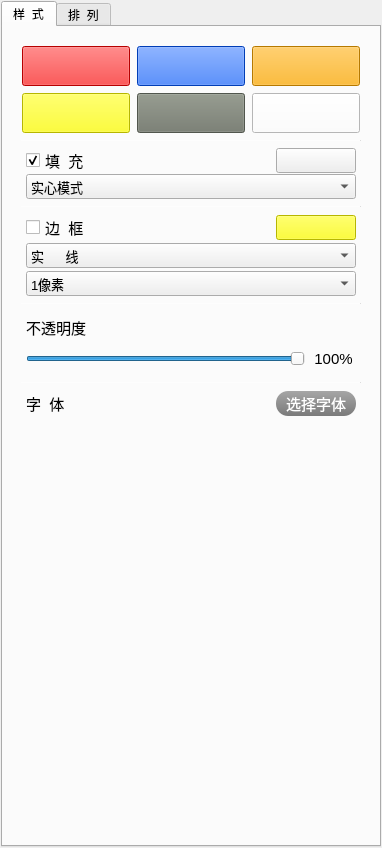
Qt form SelfWidget/righttoolbox.ui (xibeilang524/Graphics) before a commit.
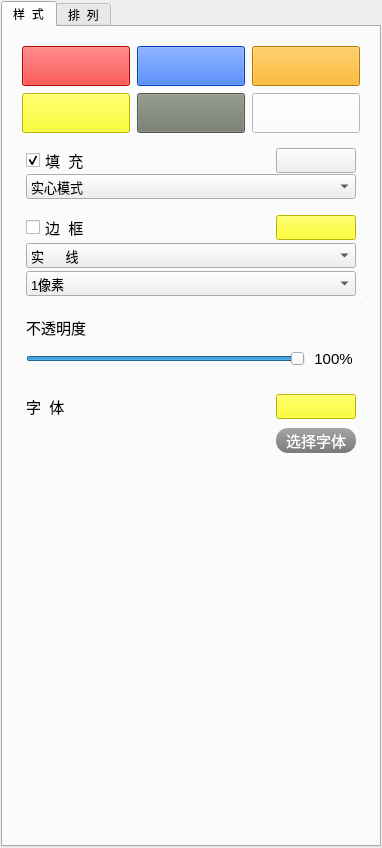
The same form after that commit.

Patch:
```diff
--- a/SelfWidget/righttoolbox.ui
+++ b/SelfWidget/righttoolbox.ui
@@ -713,13 +713,19 @@
              </item>
              <item>
               <widget class="QWidget" name="widget_10" native="true">
+               <property name="minimumSize">
+                <size>
+                 <width>0</width>
+                 <height>70</height>
+                </size>
+               </property>
                <property name="maximumSize">
                 <size>
                  <width>16777215</width>
-                 <height>30</height>
+                 <height>70</height>
                 </size>
                </property>
-               <layout class="QHBoxLayout" name="horizontalLayout_20">
+               <layout class="QVBoxLayout" name="verticalLayout_7">
                 <property name="leftMargin">
                  <number>5</number>
                 </property>
@@ -733,6 +739,8 @@
                  <number>2</number>
                 </property>
                 <item>
+                 <layout class="QHBoxLayout" name="horizontalLayout_2">
+                  <item>
                  <widget class="QLabel" name="label_2">
                   <property name="minimumSize">
                    <size>
@@ -761,19 +769,75 @@
                  </widget>
                 </item>
                 <item>
-                 <spacer name="horizontalSpacer_5">
+                   <spacer name="horizontalSpacer_6">
                   <property name="orientation">
                    <enum>Qt::Horizontal</enum>
                   </property>
                   <property name="sizeHint" stdset="0">
                    <size>
-                    <width>154</width>
-                    <height>20</height>
+                      <width>151</width>
+                      <height>17</height>
                    </size>
                   </property>
                  </spacer>
                 </item>
                 <item>
+                   <widget class="QPushButton" name="fontColorButt">
+                    <property name="sizePolicy">
+                     <sizepolicy hsizetype="Minimum" vsizetype="Ignored">
+                      <horstretch>0</horstretch>
+                      <verstretch>0</verstretch>
+                     </sizepolicy>
+                    </property>
+                    <property name="minimumSize">
+                     <size>
+                      <width>80</width>
+                      <height>25</height>
+                     </size>
+                    </property>
+                    <property name="maximumSize">
+                     <size>
+                      <width>80</width>
+                      <height>25</height>
+                     </size>
+                    </property>
+                    <property name="styleSheet">
+                     <string notr="true">background-color: rgb(255, 255, 0);</string>
+                    </property>
+                    <property name="text">
+                     <string/>
+                    </property>
+                   </widget>
+                  </item>
+                 </layout>
+                </item>
+                <item>
+                 <layout class="QHBoxLayout" name="horizontalLayout">
+                  <item>
+                   <widget class="QLabel" name="fontInfo">
+                    <property name="sizePolicy">
+                     <sizepolicy hsizetype="Expanding" vsizetype="Preferred">
+                      <horstretch>0</horstretch>
+                      <verstretch>0</verstretch>
+                     </sizepolicy>
+                    </property>
+                    <property name="minimumSize">
+                     <size>
+                      <width>150</width>
+                      <height>0</height>
+                     </size>
+                    </property>
+                    <property name="font">
+                     <font>
+                      <pointsize>13</pointsize>
+                     </font>
+                    </property>
+                    <property name="text">
+                     <string/>
+                    </property>
+                   </widget>
+                  </item>
+                  <item>
                  <widget class="QPushButton" name="selectFont">
                   <property name="minimumSize">
                    <size>
@@ -807,6 +871,8 @@
                    <string>选择字体</string>
                   </property>
                  </widget>
+                  </item>
+                 </layout>
                 </item>
                </layout>
               </widget>
```
Lines whose indentation alone changed are shown as unchanged.
